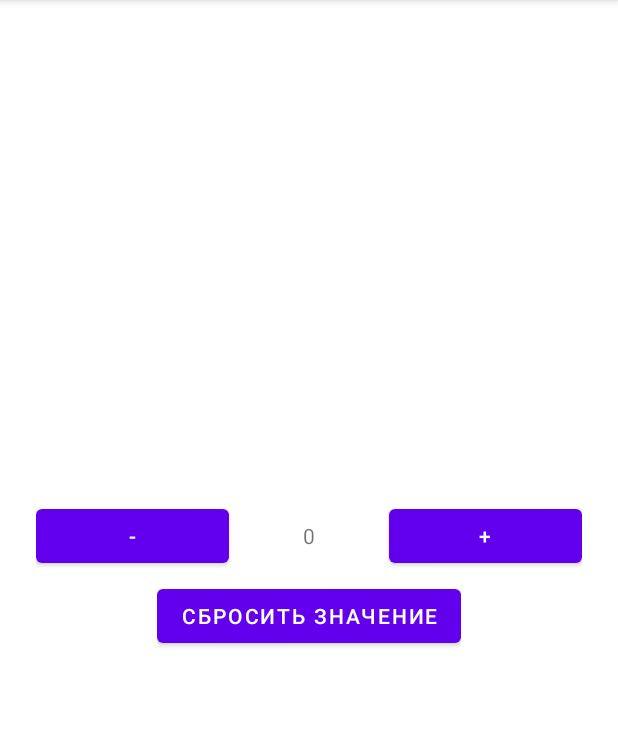
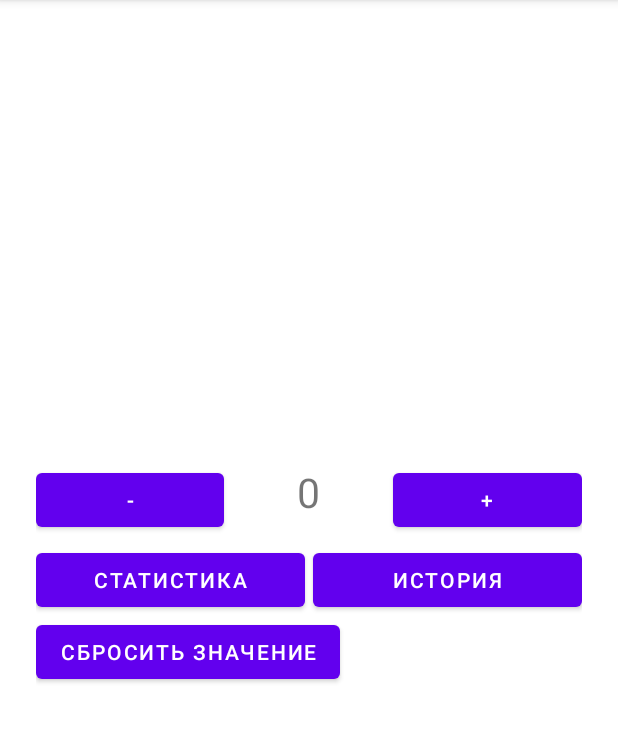
Before and after one commit to Termolk/right_finance, an Android app: the screen it shows after launch (MainActivity), on a phone screen of 412 x 824 dp, the part 84-826 px from its top. Run offline under Robolectric (Android 15) with nearby library versions, the phone set to English and light mode, and no system bars.

Commit message:
add two button

```diff
--- a/app/src/main/res/layout/activity_main.xml
+++ b/app/src/main/res/layout/activity_main.xml
@@ -30,10 +30,11 @@
 
             <TextView
                 android:id="@+id/textViewTotalMoney"
-                android:layout_width="wrap_content"
+                android:layout_width="17dp"
                 android:layout_height="wrap_content"
                 android:layout_weight="1"
                 android:textAlignment="center"
+                android:textSize="27sp"
                 android:text="0" />
 
             <Button
@@ -46,18 +47,33 @@
         </LinearLayout>
 
         <LinearLayout
-            android:layout_width="wrap_content"
+            android:layout_width="match_parent"
             android:layout_height="match_parent"
+            android:layout_gravity="center"
             android:layout_marginTop="5dp"
-            android:layout_gravity="center"
             android:orientation="horizontal">
 
             <Button
-                android:id="@+id/buttonResetValues"
-                android:layout_width="wrap_content"
+                android:id="@+id/button"
+                android:layout_width="35dp"
                 android:layout_height="wrap_content"
-                android:text="Сбросить значение" />
+                android:layout_weight="1"
+                android:text="Статистика" />
+
+            <Button
+                android:id="@+id/button2"
+                android:layout_marginLeft="5dp"
+                android:layout_width="35dp"
+                android:layout_height="wrap_content"
+                android:layout_weight="1"
+                android:text="История" />
         </LinearLayout>
+
+        <Button
+            android:id="@+id/buttonResetValues"
+            android:layout_width="wrap_content"
+            android:layout_height="wrap_content"
+            android:text="Сбросить значение" />
     </LinearLayout>
 
 </androidx.constraintlayout.widget.ConstraintLayout>
```
